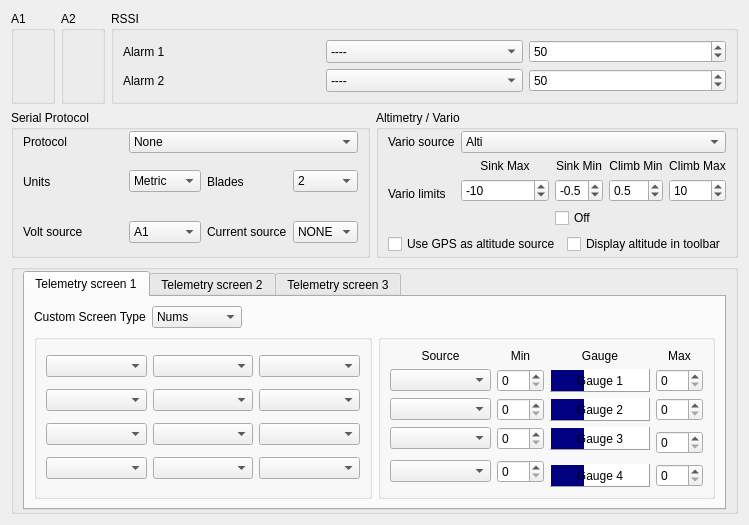
The window that companion/src/modeledit/telemetry.ui (opentx/opentx) describes before a commit, drawn with Qt 5.
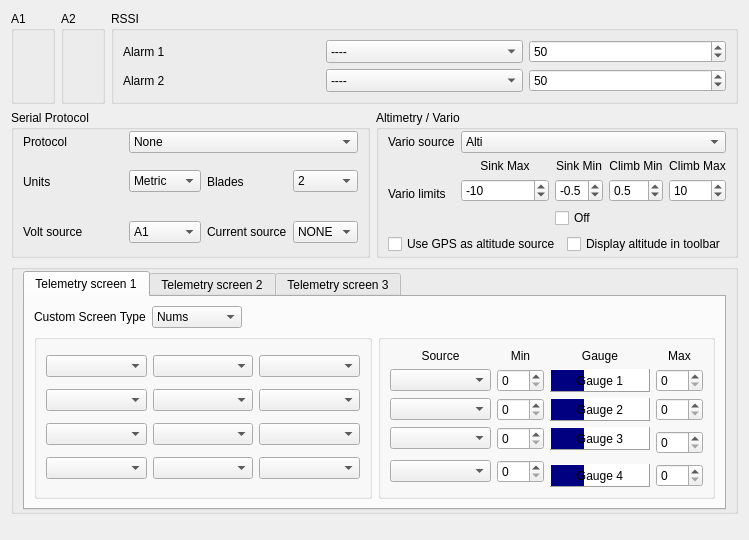
The same window after the commit.

Commit message: Telemetry tab layout fix

What changed in the file:
```diff
--- a/companion/src/modeledit/telemetry.ui
+++ b/companion/src/modeledit/telemetry.ui
@@ -6,14 +6,14 @@
    <rect>
     <x>0</x>
     <y>0</y>
-    <width>738</width>
-    <height>507</height>
+    <width>692</width>
+    <height>540</height>
    </rect>
   </property>
   <property name="windowTitle">
    <string>Form</string>
   </property>
-  <layout class="QVBoxLayout" name="verticalLayout">
+  <layout class="QVBoxLayout" name="verticalLayout" stretch="0,0,0,1">
    <item>
     <layout class="QHBoxLayout" name="horizontalLayout_14" stretch="0,0,0">
      <property name="sizeConstraint">
@@ -67,7 +67,7 @@
      <item>
       <widget class="QGroupBox" name="RSSIGB">
        <property name="sizePolicy">
-        <sizepolicy hsizetype="MinimumExpanding" vsizetype="Preferred">
+        <sizepolicy hsizetype="Preferred" vsizetype="Preferred">
          <horstretch>0</horstretch>
          <verstretch>0</verstretch>
         </sizepolicy>
@@ -241,7 +241,7 @@
           <property name="sizeHint" stdset="0">
            <size>
             <width>20</width>
-            <height>40</height>
+            <height>0</height>
            </size>
           </property>
          </spacer>
@@ -2006,6 +2006,19 @@
      </item>
     </layout>
    </item>
+   <item>
+    <spacer name="verticalSpacer">
+     <property name="orientation">
+      <enum>Qt::Vertical</enum>
+     </property>
+     <property name="sizeHint" stdset="0">
+      <size>
+       <width>20</width>
+       <height>40</height>
+      </size>
+     </property>
+    </spacer>
+   </item>
   </layout>
  </widget>
  <resources/>
```
